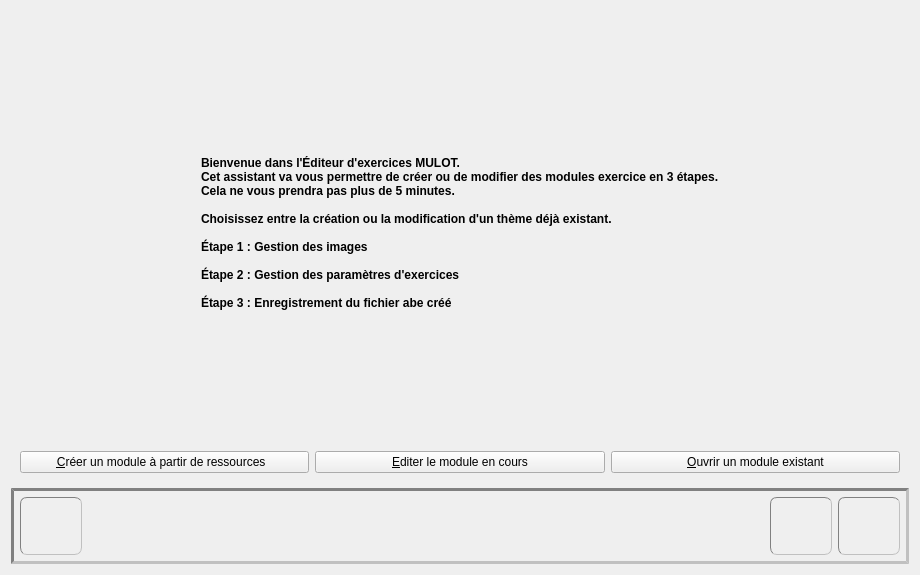
Old version of the form editeur.ui in the repository Txikilinux/leterrier-mulot.
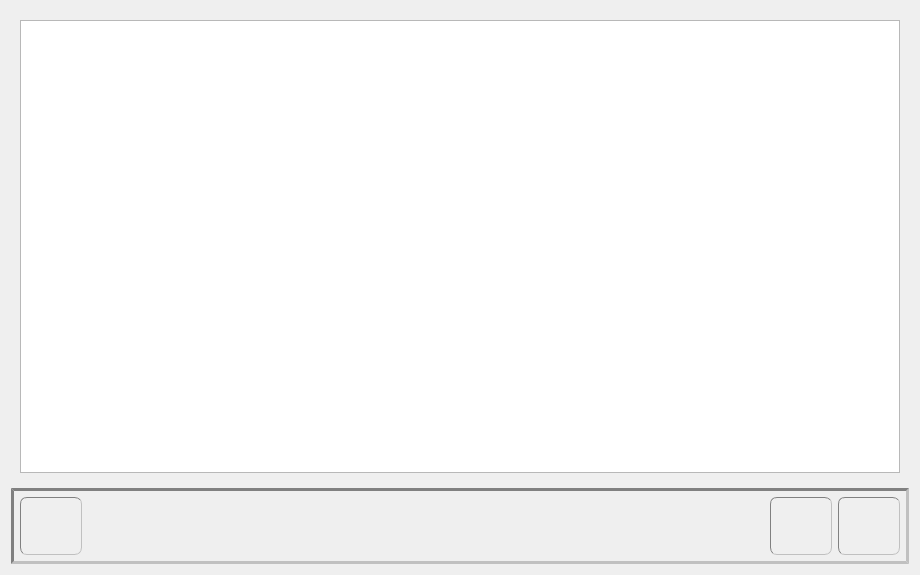
New version of the form. Icons and pictures are not drawn. Custom widgets are drawn as their Qt base class.

Commit message: Editeur -> Visionnage des images dans une nouvelle page de stacked widget

What changed in the file:
```diff
--- a/editeur.ui
+++ b/editeur.ui
@@ -144,7 +144,7 @@
       <string notr="true"/>
      </property>
      <property name="currentIndex">
-      <number>0</number>
+      <number>5</number>
      </property>
      <widget class="QWidget" name="pageAccueil">
       <layout class="QGridLayout" name="gridLayout">
@@ -1372,6 +1372,13 @@
       </layout>
      </widget>
      <widget class="AbulEduMediathequePushV1" name="stPageMediathequePush"/>
+     <widget class="QWidget" name="pageVisio">
+      <layout class="QGridLayout" name="gridLayout_15">
+       <item row="0" column="0">
+        <widget class="QGraphicsView" name="gvPageVisio"/>
+       </item>
+      </layout>
+     </widget>
     </widget>
    </item>
   </layout>
```
The commit also changes 2 other files.
